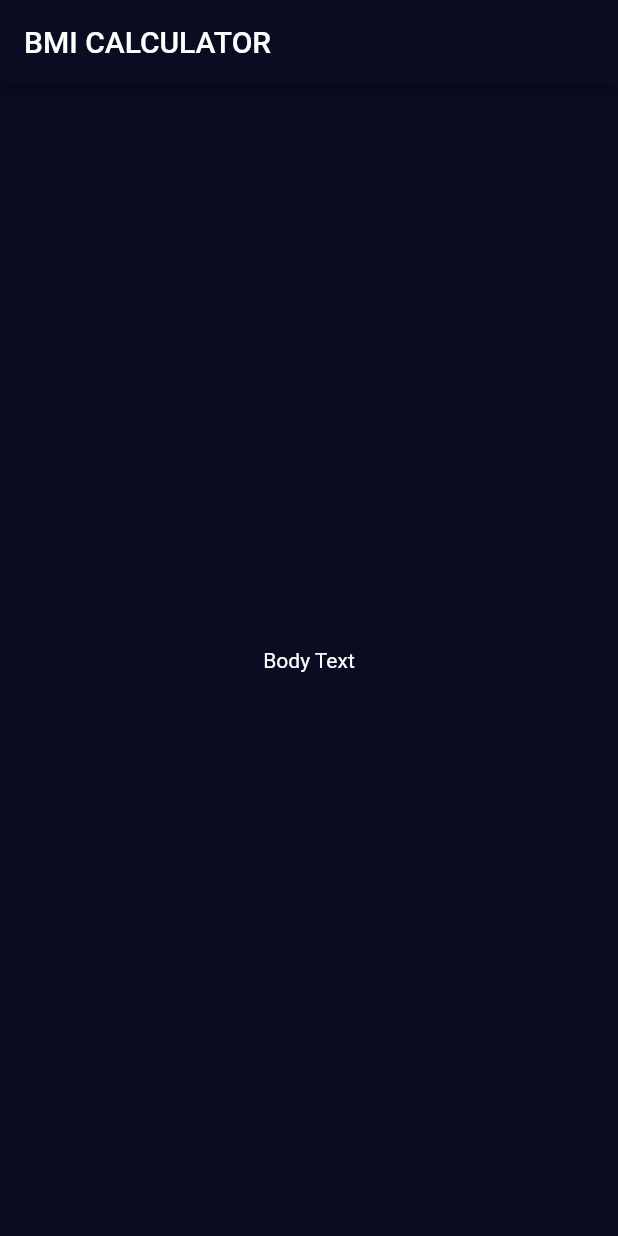
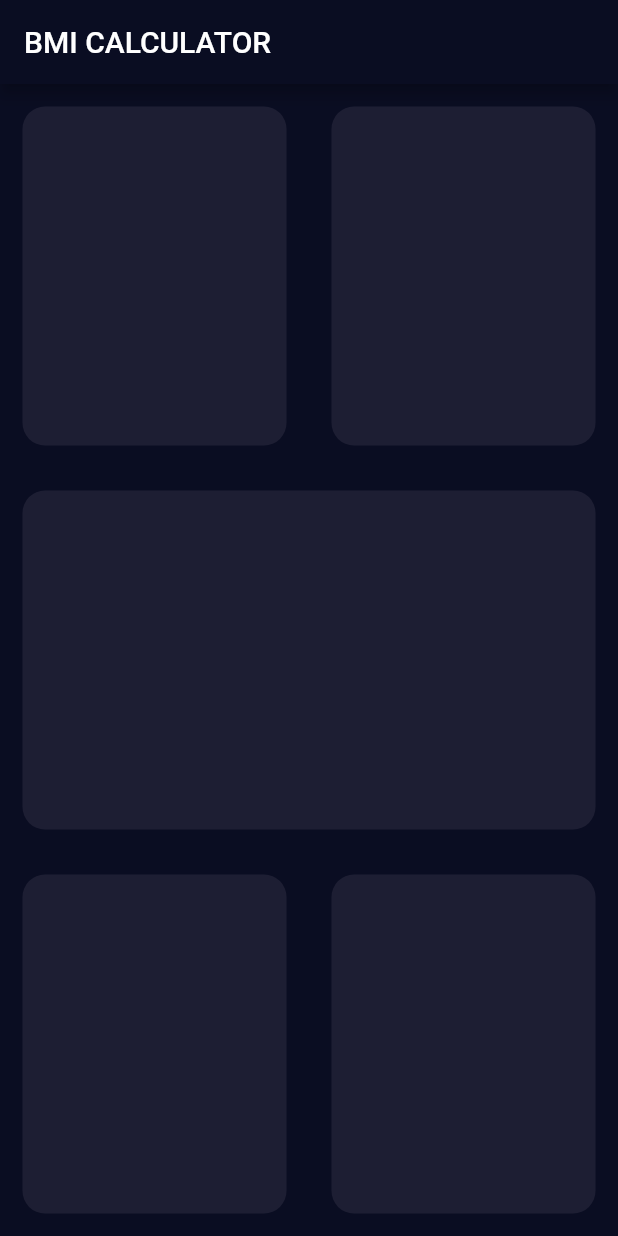
Before and after one commit to carlstep/ab_bmi_calc, a Flutter app: the screen it shows after launch, on a phone screen of 412 x 824 dp. Run offline on Flutter 3.47's test engine with Material 2 defaults, Android fonts, the phone set to English and light mode, and no system bars.

Commit message:
initial input_page design

```diff
--- a/lib/input_page.dart
+++ b/lib/input_page.dart
@@ -12,8 +12,72 @@ class _InputPageState extends State<InputPage> {
       appBar: AppBar(
         title: Text('BMI CALCULATOR'),
       ),
-      body: Center(
-        child: Text('Body Text'),
+      body: Column(
+        children: [
+          Expanded(
+            child: Row(
+              children: [
+                Expanded(
+                  child: Container(
+                    margin: EdgeInsets.all(15.0),
+                    decoration: BoxDecoration(
+                      color: Color(0xFF1D1E33),
+                      borderRadius: BorderRadius.circular(15.0),
+                    ),
+                  ),
+                ),
+                Expanded(
+                  child: Container(
+                    margin: EdgeInsets.all(15.0),
+                    decoration: BoxDecoration(
+                      color: Color(0xFF1D1E33),
+                      borderRadius: BorderRadius.circular(15.0),
+                    ),
+                  ),
+                ),
+              ],
+            ),
+          ),
+          Expanded(
+            child: Row(
+              children: [
+                Expanded(
+                  child: Container(
+                    margin: EdgeInsets.all(15.0),
+                    decoration: BoxDecoration(
+                      color: Color(0xFF1D1E33),
+                      borderRadius: BorderRadius.circular(15.0),
+                    ),
+                  ),
+                ),
+              ],
+            ),
+          ),
+          Expanded(
+            child: Row(
+              children: [
+                Expanded(
+                  child: Container(
+                    margin: EdgeInsets.all(15.0),
+                    decoration: BoxDecoration(
+                      color: Color(0xFF1D1E33),
+                      borderRadius: BorderRadius.circular(15.0),
+                    ),
+                  ),
+                ),
+                Expanded(
+                  child: Container(
+                    margin: EdgeInsets.all(15.0),
+                    decoration: BoxDecoration(
+                      color: Color(0xFF1D1E33),
+                      borderRadius: BorderRadius.circular(15.0),
+                    ),
+                  ),
+                ),
+              ],
+            ),
+          ),
+        ],
       ),
     );
   }
--- a/lib/main.dart
+++ b/lib/main.dart
@@ -8,7 +8,7 @@ class BMICalculator extends StatelessWidget {
   Widget build(BuildContext context) {
     return MaterialApp(
       debugShowCheckedModeBanner: false,
-      theme: ThemeData.dark().copyWith(
+      theme: ThemeData.dark().copyWith( // sets the main theme for the primaryColor (header) and scaffoldBackgroundColor (body). using 'copyWith' sets the body text to default (white)
         primaryColor: Color(0xFF0A0D22),
         scaffoldBackgroundColor: Color(0xFF0A0D22),
       ),
```
